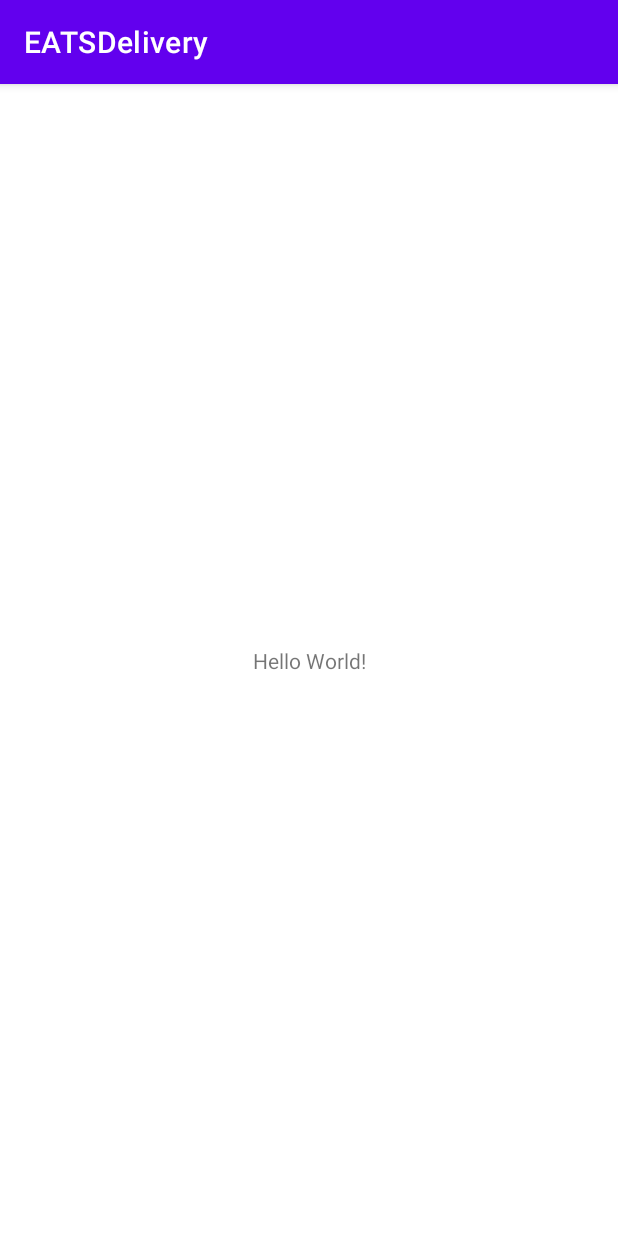
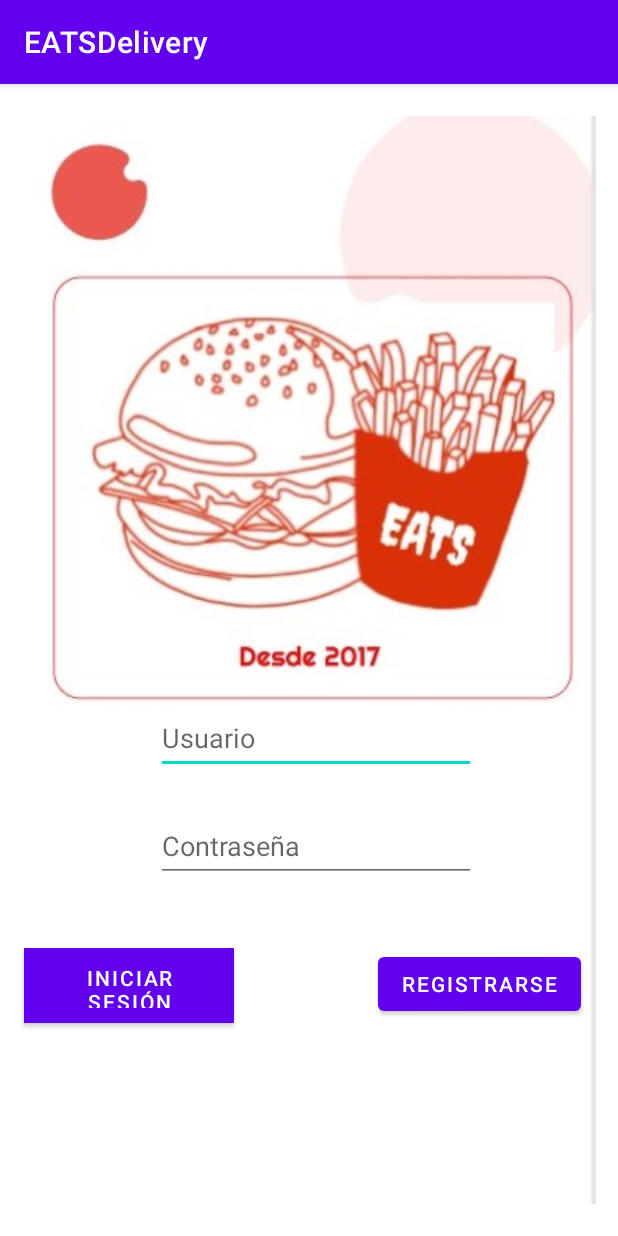
Before and after one commit to Sven2301/EATSDelivery, an Android app: the screen it shows after launch (MainActivity), on a phone screen of 412 x 824 dp. Run offline under Robolectric (Android 15) with nearby library versions, the phone set to English and light mode, and no system bars.

Commit message:
Pantalla Login

```diff
--- a/app/src/main/java/com/example/eatsdelivery/MainActivity.java
+++ b/app/src/main/java/com/example/eatsdelivery/MainActivity.java
@@ -1,14 +1,26 @@
 package com.example.eatsdelivery;
 
 import androidx.appcompat.app.AppCompatActivity;
-
+import android.view.View;
 import android.os.Bundle;
+import android.widget.EditText;
 
 public class MainActivity extends AppCompatActivity {
+
+    private EditText username;
+    private EditText password;
 
     @Override
     protected void onCreate(Bundle savedInstanceState) {
         super.onCreate(savedInstanceState);
         setContentView(R.layout.activity_main);
+
+        username = (EditText) findViewById(R.id.username);
+        password = (EditText) findViewById(R.id.password);
+    }
+
+    public void imprimir(View view){
+
+        System.out.println(username.getText() + " " + password.getText());
     }
 }
--- a/app/src/main/res/layout/activity_main.xml
+++ b/app/src/main/res/layout/activity_main.xml
@@ -6,13 +6,66 @@
     android:layout_height="match_parent"
     tools:context=".MainActivity">
 
-    <TextView
+    <ImageView
+        android:id="@+id/imageView3"
+        android:layout_width="414dp"
+        android:layout_height="725dp"
+        app:layout_constraintBottom_toBottomOf="parent"
+        app:layout_constraintEnd_toEndOf="parent"
+        app:layout_constraintHorizontal_bias="0.0"
+        app:layout_constraintStart_toStartOf="parent"
+        app:layout_constraintTop_toTopOf="parent"
+        app:srcCompat="@drawable/login" />
+
+    <EditText
+        android:id="@+id/username"
         android:layout_width="wrap_content"
         android:layout_height="wrap_content"
-        android:text="Hello World!"
-        app:layout_constraintBottom_toBottomOf="parent"
-        app:layout_constraintLeft_toLeftOf="parent"
-        app:layout_constraintRight_toRightOf="parent"
+        android:layout_marginStart="104dp"
+        android:layout_marginTop="412dp"
+        android:ems="10"
+        android:hint="Usuario"
+        android:inputType="textPersonName"
+        android:minHeight="48dp"
+        app:layout_constraintStart_toStartOf="parent"
         app:layout_constraintTop_toTopOf="parent" />
 
+    <EditText
+        android:id="@+id/password"
+        android:layout_width="wrap_content"
+        android:layout_height="wrap_content"
+        android:layout_marginStart="104dp"
+        android:layout_marginTop="24dp"
+        android:ems="10"
+        android:hint="Contraseña"
+        android:inputType="textPassword"
+        android:minHeight="48dp"
+        app:layout_constraintStart_toStartOf="parent"
+        app:layout_constraintTop_toBottomOf="@+id/username" />
+
+    <Button
+        android:id="@+id/btn_login"
+        android:layout_width="140dp"
+        android:layout_height="50dp"
+        android:layout_marginStart="16dp"
+        android:layout_marginTop="44dp"
+        android:background="#F44336"
+        android:backgroundTint="#F44336"
+        android:foregroundTint="#F44336"
+        android:onClick="imprimir"
+        android:text="Iniciar Sesión"
+        app:iconTint="#F44336"
+        app:layout_constraintStart_toStartOf="parent"
+        app:layout_constraintTop_toBottomOf="@+id/password"
+        app:rippleColor="#F44336" />
+
+    <Button
+        android:id="@+id/btn_register"
+        android:layout_width="wrap_content"
+        android:layout_height="wrap_content"
+        android:layout_marginStart="96dp"
+        android:layout_marginTop="44dp"
+        android:text="Registrarse"
+        app:layout_constraintStart_toEndOf="@+id/btn_login"
+        app:layout_constraintTop_toBottomOf="@+id/password" />
 </androidx.constraintlayout.widget.ConstraintLayout>
```
Also changed, not shown: app/src/main/res/drawable/login.jpg (added), 1 other file.
